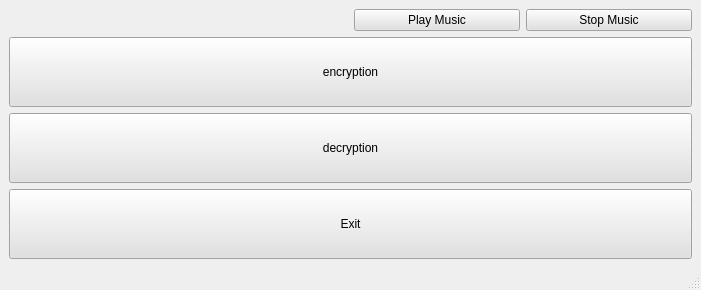
The window that home.ui (ibrahim317/encryption-decryptionFiles) describes before a commit, drawn with Qt 5.
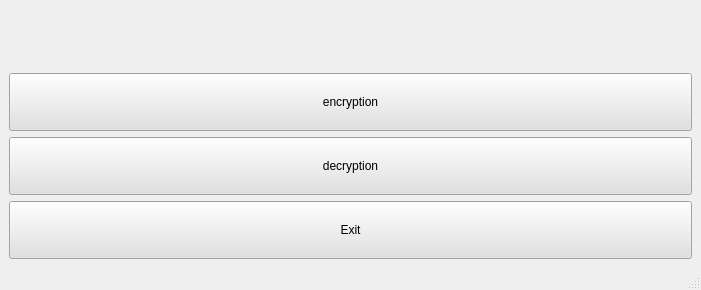
The same window after the commit.

Commit message: the music fetcher has been deleted

Patch:
```diff
--- a/home.ui
+++ b/home.ui
@@ -34,32 +34,6 @@
         </property>
        </widget>
       </item>
-      <item>
-       <widget class="QPushButton" name="pushButton_5">
-        <property name="styleSheet">
-         <string notr="true">;background-color: rgb(225, 225, 225)</string>
-        </property>
-        <property name="text">
-         <string>Play Music</string>
-        </property>
-       </widget>
-      </item>
-      <item>
-       <widget class="QPushButton" name="pushButton_3">
-        <property name="sizePolicy">
-         <sizepolicy hsizetype="Minimum" vsizetype="Maximum">
-          <horstretch>0</horstretch>
-          <verstretch>0</verstretch>
-         </sizepolicy>
-        </property>
-        <property name="styleSheet">
-         <string notr="true">;background-color: rgb(225, 225, 225)</string>
-        </property>
-        <property name="text">
-         <string>Stop Music</string>
-        </property>
-       </widget>
-      </item>
      </layout>
     </item>
     <item>
```
The commit also changes 8 other files.
